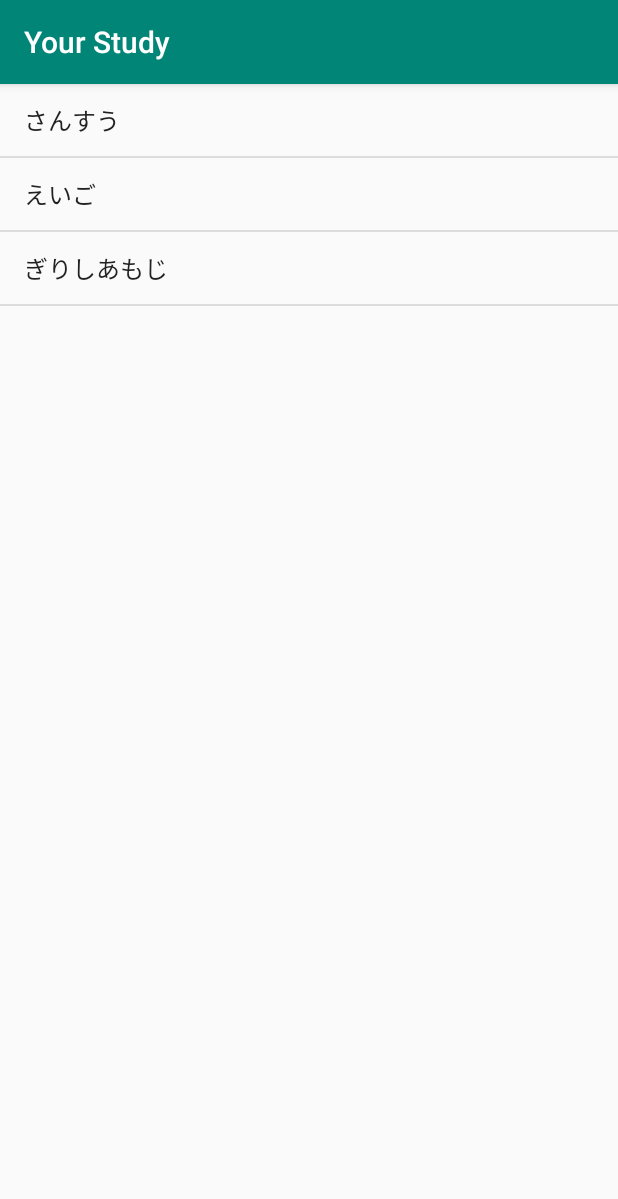
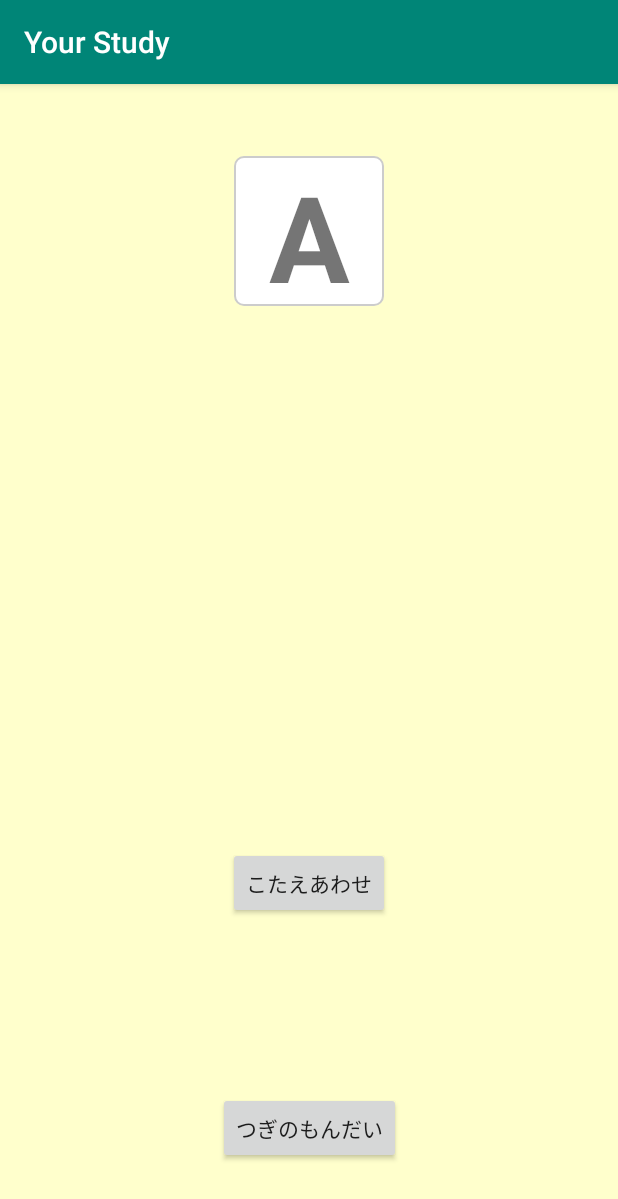
Before and after one commit to genkikanaya/YourStudy, an Android app: the screen it shows after launch (MainActivity before the commit, EnglishActivity after it), after a tap on "えいご", on a phone screen of 412 x 824 dp. Shown: the top 1199 px of the screen. Run offline under Robolectric (Android 15) with nearby library versions, the phone set to English and light mode, and no system bars.

Commit message:
英語問題の作成”

```diff
--- a/app/src/main/AndroidManifest.xml
+++ b/app/src/main/AndroidManifest.xml
@@ -9,6 +9,8 @@
             android:roundIcon="@mipmap/ic_launcher_round"
             android:supportsRtl="true"
             android:theme="@style/AppTheme">
+        <activity android:name=".EnglishActivity">
+        </activity>
         <activity android:name=".MainActivity">
             <intent-filter>
                 <action android:name="android.intent.action.MAIN"/>
--- /dev/null
+++ b/app/src/main/java/com/example/kanayagenki/yourstudy/EnglishActivity.kt
@@ -0,0 +1,73 @@
+package com.example.kanayagenki.yourstudy
+
+import android.os.Bundle
+import android.support.v7.app.AppCompatActivity
+import android.widget.Button
+import kotlinx.android.synthetic.main.activity_english.*
+
+class EnglishActivity : AppCompatActivity() {
+
+    var questionAlphabet: String = ""
+
+    val alphabets = mapOf(
+        "A" to "エー",
+        "B" to "ビー",
+        "C" to "シー",
+        "D" to "ディー",
+        "E" to "イー",
+        "F" to "エフ",
+        "G" to "ジー",
+        "H" to "エイチ",
+        "I" to "アイ",
+        "J" to "ジェー",
+        "K" to "ケー",
+        "L" to "エル",
+        "M" to "エム",
+        "N" to "エヌ",
+        "O" to "オー",
+        "P" to "ピー",
+        "Q" to "キュー",
+        "R" to "アール",
+        "S" to "エス",
+        "T" to "ティー",
+        "U" to "ユー",
+        "V" to "ブイ",
+        "W" to "ダブリュ",
+        "X" to "エックス",
+        "Y" to "ワイ",
+        "Z" to "ゼット")
+
+    override fun onCreate(savedInstanceState: Bundle?) {
+        super.onCreate(savedInstanceState)
+        setContentView(R.layout.activity_english)
+
+//        画面初期アクセス時のアルファベット設定
+        questionAlphabet = randomAlphabet()
+        settingQuestion(questionAlphabet)
+
+
+//       次の問題
+        val nextButton = findViewById(R.id.nextButton) as Button
+        nextButton.setOnClickListener {
+            questionAlphabet = randomAlphabet()
+            settingQuestion(questionAlphabet)
+            answer.text = ""
+        }
+
+//        こたえ
+        val checkButton = findViewById(R.id.checkButton) as Button
+        checkButton.setOnClickListener {
+            answer.text = alphabets[questionAlphabet]
+        }
+    }
+
+
+//    ランダムのアルファベットを求める
+    private fun randomAlphabet(): String {
+        return alphabets.keys.random()
+    }
+//    問題欄にアルファベットをセットする
+    private fun settingQuestion(word: String) {
+        alphabet.text = word
+    }
+}
--- a/app/src/main/java/com/example/kanayagenki/yourstudy/MainActivity.kt
+++ b/app/src/main/java/com/example/kanayagenki/yourstudy/MainActivity.kt
@@ -18,9 +18,19 @@ class MainActivity : AppCompatActivity() {
 
         subjectView.setOnItemClickListener { parent, view, position, id ->
 //            算数問題
-            if (position == 0) {
-                val intent = Intent(this, MathActivity::class.java)
-                startActivity(intent)
+//            if (position == 0) {
+//                val intent = Intent(this, MathActivity::class.java)
+//                startActivity(intent)
+//            }
+            when(position) {
+                0 -> {
+                    val intent = Intent(this, MathActivity::class.java)
+                    startActivity(intent)
+                }
+                1 -> {
+                    val intent = Intent(this, EnglishActivity::class.java)
+                    startActivity(intent)
+                }
             }
         }
     }
--- a/app/src/main/java/com/example/kanayagenki/yourstudy/MathActivity.kt
+++ b/app/src/main/java/com/example/kanayagenki/yourstudy/MathActivity.kt
@@ -78,11 +78,9 @@ class MathActivity : AppCompatActivity() {
                 }
             }
             if (spinner.getSelectedItem() == answer) {
-//                Toast.makeText(this@MathActivity, "せいかい！！！", Toast.LENGTH_LONG ).show()
                 showToast(this@MathActivity, "ok")
             }
             else {
-//                Toast.makeText(this@MathActivity, "ざんねん！！！", Toast.LENGTH_LONG ).show()
                 showToast(this@MathActivity, "ng")
 
             }
--- /dev/null
+++ b/app/src/main/res/layout/activity_english.xml
@@ -0,0 +1,48 @@
+<?xml version="1.0" encoding="utf-8"?>
+<android.support.constraint.ConstraintLayout
+        xmlns:android="http://schemas.android.com/apk/res/android"
+        xmlns:tools="http://schemas.android.com/tools"
+        xmlns:app="http://schemas.android.com/apk/res-auto"
+        android:layout_width="match_parent"
+        android:layout_height="match_parent"
+        android:background="#FFFFCC"
+        tools:context=".EnglishActivity">
+    <TextView
+            android:text="TextView"
+            android:layout_width="100dp"
+            android:layout_height="100dp"
+            android:id="@+id/alphabet"
+            android:background="@drawable/frame_style"
+            app:layout_constraintStart_toStartOf="parent" android:layout_marginStart="8dp"
+            android:layout_marginTop="48dp" app:layout_constraintTop_toTopOf="parent"
+            android:layout_marginEnd="8dp" android:textSize="80sp"
+            android:gravity="center_vertical"
+            android:textAlignment="center" android:textStyle="bold" android:layout_marginLeft="8dp"
+            app:layout_constraintEnd_toEndOf="parent" android:layout_marginRight="8dp"/>
+    <TextView
+            android:layout_width="match_parent"
+            android:layout_height="100dp"
+            app:layout_constraintStart_toStartOf="parent" app:layout_constraintEnd_toEndOf="parent"
+            android:id="@+id/answer"
+            android:layout_marginTop="36dp"
+            android:gravity="center_vertical"
+            app:layout_constraintTop_toBottomOf="@+id/alphabet" android:textAlignment="center"
+            android:textStyle="bold" android:textSize="50sp"/>
+    <Button
+            android:text="@string/answer_text"
+            android:layout_width="wrap_content"
+            android:layout_height="wrap_content"
+            app:layout_constraintStart_toStartOf="parent" app:layout_constraintEnd_toEndOf="parent"
+            android:id="@+id/checkButton" android:layout_marginTop="8dp" app:layout_constraintTop_toBottomOf="@+id/alphabet"
+            android:layout_marginBottom="8dp" app:layout_constraintBottom_toTopOf="@+id/nextButton"
+            android:gravity="center_vertical"
+            app:layout_constraintVertical_bias="0.766"/>
+    <Button
+            android:text="@string/retry_text"
+            android:layout_width="wrap_content"
+            android:layout_height="wrap_content"
+            android:id="@+id/nextButton" app:layout_constraintEnd_toEndOf="parent"
+            app:layout_constraintStart_toStartOf="parent" android:layout_marginBottom="48dp"
+            app:layout_constraintBottom_toBottomOf="parent"
+    />
+</android.support.constraint.ConstraintLayout>
```
